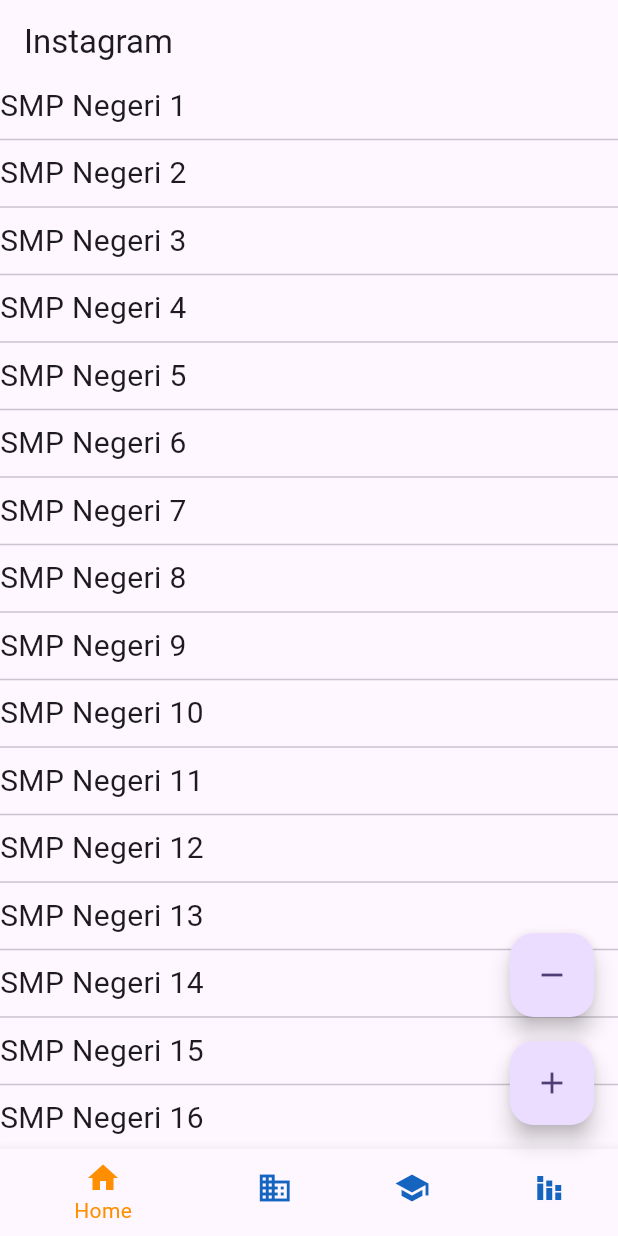
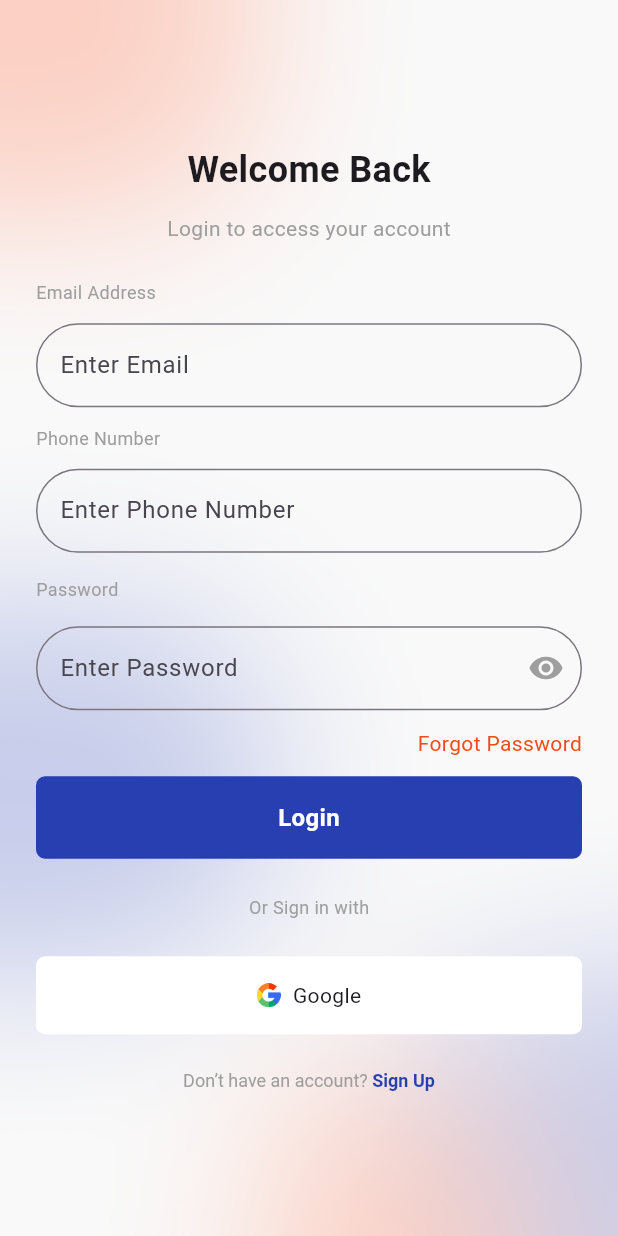
Before and after one commit to Habibieproject/ppkd_b_1, a Flutter app: the screen it shows after launch, on a phone screen of 412 x 824 dp. Run offline on Flutter 3.47's test engine with Material 3 defaults, Android fonts, the light colour scheme and no system bars.

Commit message:
login UI

```diff
--- a/lib/main.dart
+++ b/lib/main.dart
@@ -1,4 +1,5 @@
 import 'package:flutter/material.dart';
+import 'package:ppkd_b_1/views/auth/login_screen.dart';
 import 'package:ppkd_b_1/views/main/homepage.dart';
 import 'package:ppkd_b_1/views/main/main_screen.dart';
 
@@ -18,7 +19,7 @@
       theme: ThemeData(
         colorScheme: ColorScheme.fromSeed(seedColor: Colors.deepPurple),
       ),
-      home:MainScreen()
+      home:LoginScreen()
     );
   }
 }
--- /dev/null
+++ b/lib/views/auth/login_screen.dart
@@ -0,0 +1,150 @@
+import 'package:flutter/material.dart';
+
+class LoginScreen extends StatefulWidget {
+  const LoginScreen({super.key});
+
+  @override
+  State<LoginScreen> createState() => _LoginScreenState();
+}
+
+class _LoginScreenState extends State<LoginScreen> {
+  bool _isObsecure=false;
+  @override
+  Widget build(BuildContext context) {
+    return Scaffold(
+      resizeToAvoidBottomInset: false,
+      body: Stack(
+        children: [
+          Image.asset("assets/images/bg_login.png",
+          fit: BoxFit.cover,
+          width: double.infinity,
+          height: MediaQuery.of(context).size.height,
+
+          ),
+          Padding(
+            padding: const EdgeInsets.all(24.0),
+            child: Column(
+                mainAxisAlignment: MainAxisAlignment.center,
+
+              children: [
+              Row(
+                mainAxisAlignment: MainAxisAlignment.center,
+                children: [
+                  Column(
+                    children: [
+                      Text("Welcome Back",style: TextStyle(fontSize: 24,fontWeight: FontWeight.bold),),
+                      space(),
+                      Text("Login to access your account",style: TextStyle(fontSize: 14, color: Colors.grey),),
+                    ],
+                  ),
+                ],
+              ),
+              space(height: 24),
+
+              titleField("Email Address"),
+                            space(),
+
+              textFieldConst(hintText: "Enter Email"),
+                            space(),
+              titleField("Phone Number"),
+                            space(),
+
+
+              textFieldConst(hintText: "Enter Phone Number"),
+                            space(height: 16),
+
+
+              titleField("Password"),
+                                     space(height: 16),
+
+
+              textFieldConst(
+                hintText: "Enter Password",
+                isPassword: true
+              ),
+              space(),
+
+              Row(mainAxisAlignment: MainAxisAlignment.end,
+                children: [
+
+                  Text("Forgot Password",style: TextStyle(  color: Color(0xffF34B1B)),),
+                ],
+              ),
+              space(),
+
+              Container(
+                padding: EdgeInsets.all(16),
+
+                  width: double.infinity,
+                  decoration: BoxDecoration(
+                color:Color(0xff283FB1),
+                borderRadius: BorderRadius.circular(6)),
+
+                  child: Row(
+                mainAxisAlignment: MainAxisAlignment.center,
+                children: [
+                  Text("Login",style: TextStyle(fontSize: 16,color: Colors.white, fontWeight: FontWeight.bold, ),),
+                ],
+                  ),),
+                  space(height: 24),
+                  Text("Or Sign in with", style: TextStyle(color: Colors.grey, fontSize: 12),)
+                  ,space(height: 24),
+                   Container(
+                padding: EdgeInsets.all(16),
+
+                  width: double.infinity,
+                  decoration: BoxDecoration(
+                color:Colors.white,
+                borderRadius: BorderRadius.circular(6)),
+
+                  child: Row(
+                mainAxisAlignment: MainAxisAlignment.center,
+                children: [
+                  Image.asset("assets/images/google.png",height: 16,),
+                  SizedBox(width: 8,),
+                  Text("Google",style: TextStyle(fontSize: 14, ),),
+                ],
+                  ),),
+                  space(height: 24),
+                  RichText(
+                        text: TextSpan(
+            text: "Don’t have an account? ",
+            style: TextStyle(color: Colors.grey, fontSize: 12),
+            children: <TextSpan>[
+              TextSpan(
+                        text: 'Sign Up',
+                        style: TextStyle(color: Color(0xff283FB1),fontSize: 12,fontWeight: FontWeight.bold),
+              ),
+            ],
+                        ),
+                  )
+
+            ],),
+          ),
+        ],
+      ),
+    );
+  }
+
+  SizedBox space({double height=12}) => SizedBox(height: height,);
+
+  TextField textFieldConst({String? hintText, bool isPassword=false}) => TextField(
+  obscureText: isPassword?_isObsecure:false,
+    decoration: InputDecoration(
+      hintText: hintText,
+    suffixIcon:isPassword? IconButton(onPressed: (){setState(() {
+      _isObsecure=!_isObsecure;
+    });}, icon: Icon(_isObsecure?Icons.visibility_off:Icons.visibility,color: Colors.grey,)):null,
+      border: OutlineInputBorder(
+
+        borderRadius: BorderRadius.circular(50)
+      )
+    ),
+  );
+
+  Widget titleField(String text) => Row(
+    children: [
+      Text(text,style: TextStyle(fontSize: 12,color: Colors.grey),),
+    ],
+  );
+}
--- a/pubspec.yaml
+++ b/pubspec.yaml
@@ -58,8 +58,8 @@
   uses-material-design: true
 
   # To add assets to your application, add an assets section, like this:
-  # assets:
-  #   - images/a_dot_burr.jpeg
+  assets:
+    - assets/images/
   #   - images/a_dot_ham.jpeg
 
   # An image asset can refer to one or more resolution-specific "variants", see
```
Also changed, not shown: assets/images/bg_login.png (added), assets/images/google.png (added).
